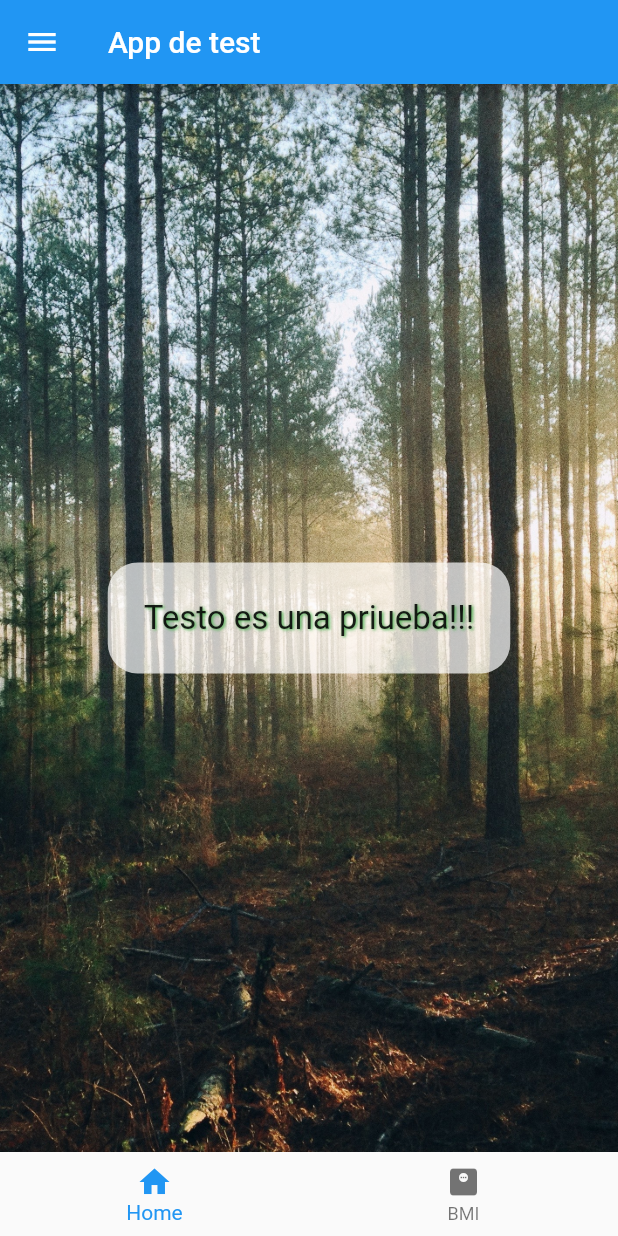
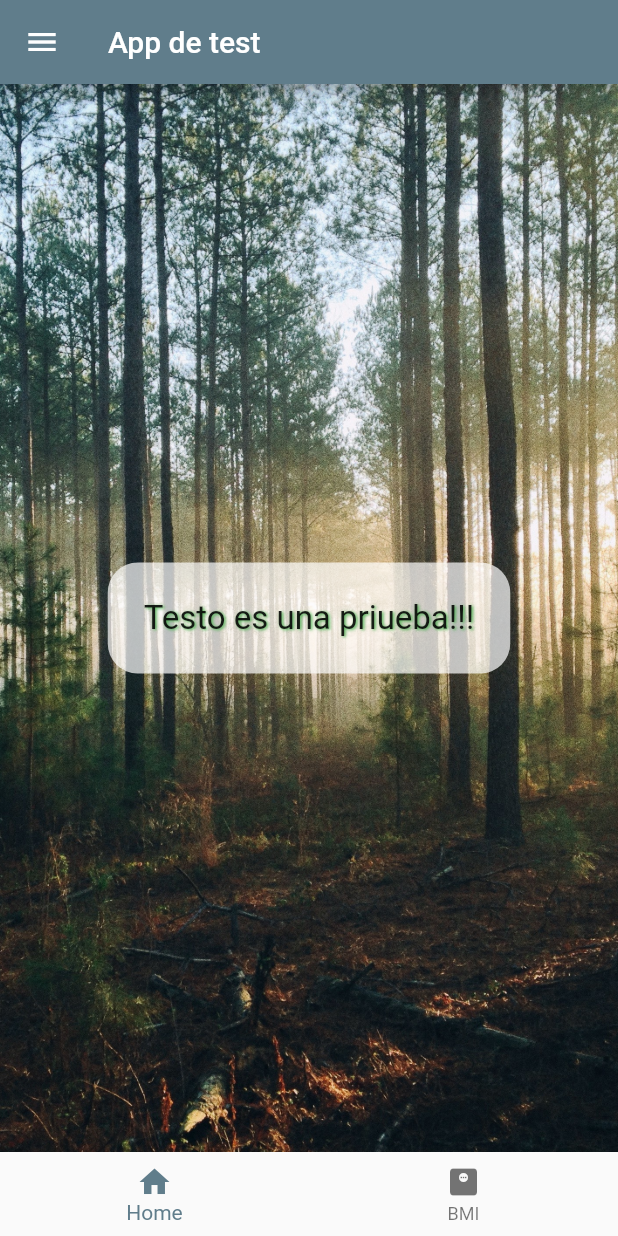
Before and after one commit to alfredjmgdev/flutter_gym_app, a Flutter app: the screen it shows after launch, on a phone screen of 412 x 824 dp. Run offline on Flutter 3.47's test engine with Material 2 defaults, Android fonts, the phone set to English and light mode, and no system bars.

Commit message:
fixing navigation

```diff
--- a/lib/screens/intro_screen.dart
+++ b/lib/screens/intro_screen.dart
@@ -7,8 +7,7 @@ class IntroScreen extends StatelessWidget {
 
   @override
   Widget build(BuildContext context) {
-    return MaterialApp(
-      home: Scaffold(
+    return Scaffold(
       appBar: AppBar(title: Text("App de test")),
       drawer: MenuDrawer(),
       bottomNavigationBar: MenuBottom(),
@@ -36,7 +35,7 @@ class IntroScreen extends StatelessWidget {
                             color: Colors.green)
                       ],
                     ),
-                      ))))),
+                  )))),
     );
     ;
   }
```
Lines whose indentation alone changed are shown as unchanged.
